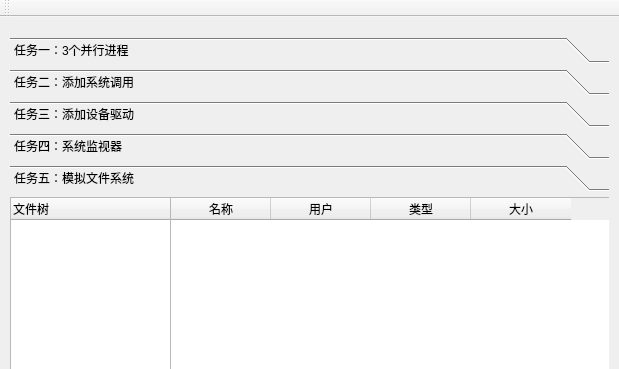
First picture: the form in OS-design/mainwindow.ui, repository huieric/OS-project, before the edit; both pictures show x 0 to 619 and y 0 to 369 of the 619 by 610 pixel window.
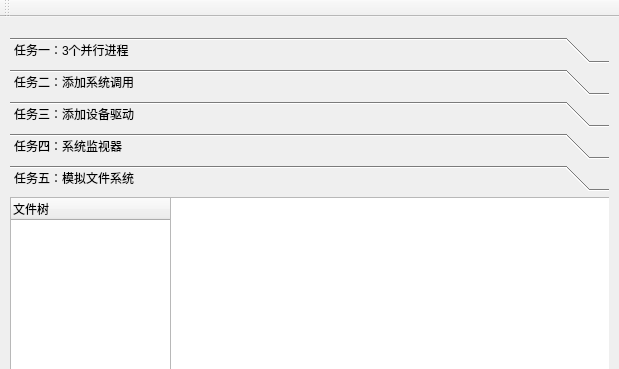
Second picture: the form after the edit.

```diff
--- a/OS-design/mainwindow.ui
+++ b/OS-design/mainwindow.ui
@@ -477,26 +477,6 @@
            <height>381</height>
           </rect>
          </property>
-         <column>
-          <property name="text">
-           <string>名称</string>
-          </property>
-         </column>
-         <column>
-          <property name="text">
-           <string>用户</string>
-          </property>
-         </column>
-         <column>
-          <property name="text">
-           <string>类型</string>
-          </property>
-         </column>
-         <column>
-          <property name="text">
-           <string>大小</string>
-          </property>
-         </column>
         </widget>
        </widget>
       </widget>
```
